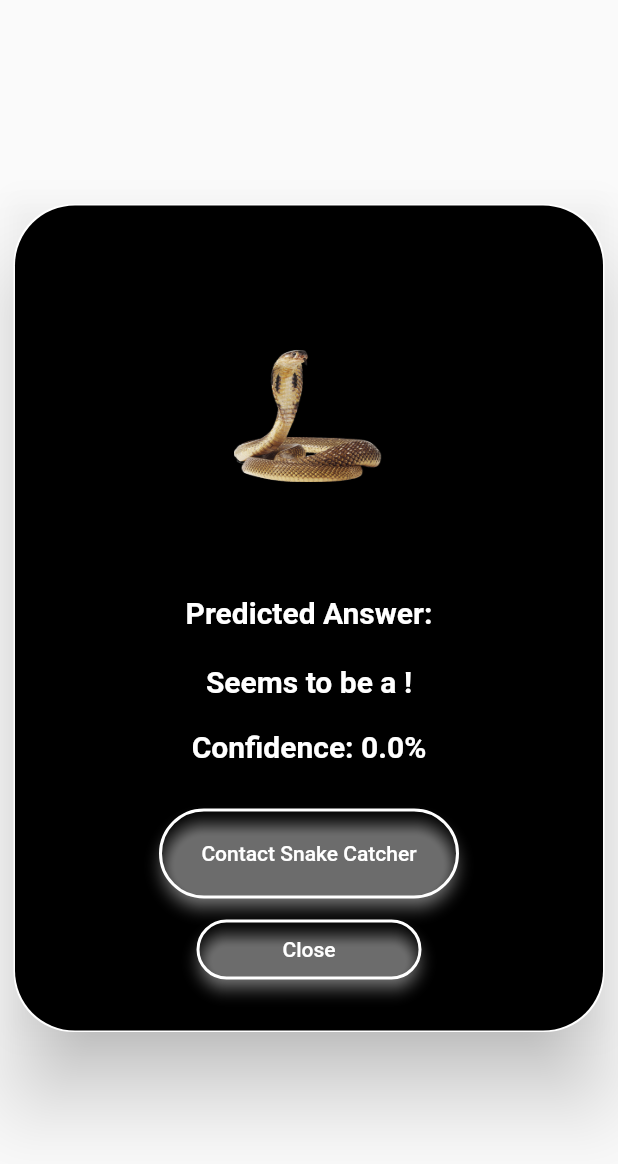
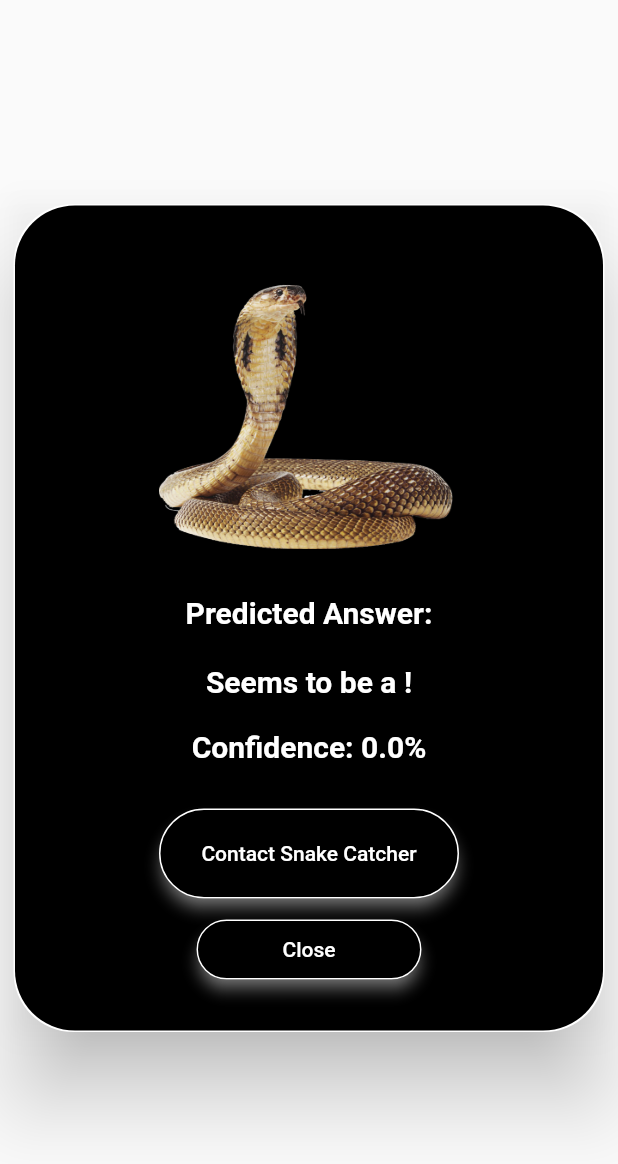
Before and after one commit to DushanthaOlinda/VenomVerseApp, a Flutter app: the ResultPopupV2 widget shown alone on an empty page, opened directly with empty values, on a phone screen of 412 x 824 dp. Shown: the top 1164 px of the screen. Run offline on Flutter 3.47's test engine with Material 2 defaults, Android fonts, the phone set to English and light mode, and no system bars; our stand-ins replace animated_bottom_navigation_bar, camera, firebase_core, firebase_storage, flutter_easyloading, flutter_login and 8 more; missing offline and left inert: app_bar_with_search_switch, comment_box, easy_pdf_viewer, flutter_credit_card_new, profile, stacked_notification_cards and 2 more; accounts and stored records are empty.

Commit message:
Commit09091000

```diff
--- a/lib/screens/image_scan/scan_screen.dart
+++ b/lib/screens/image_scan/scan_screen.dart
@@ -1,5 +1,6 @@
 import 'dart:io';
 
+import 'package:VenomVerse/screens/pages/catcher/result_popup_v2.dart';
 import 'package:animated_bottom_navigation_bar/animated_bottom_navigation_bar.dart';
 import 'package:camera/camera.dart';
 import 'package:flutter/foundation.dart';
@@ -235,12 +236,14 @@ class DisplayPictureScreen extends StatelessWidget {
     EasyLoading.show(status: 'loading...');
     var result = await Api.scanSnake(File(imagePath));
     EasyLoading.dismiss();
-    print(result);
+    if (kDebugMode) {
+      print(result);
+    }
     if (context.mounted) {
       showDialog(
         context: context,
         builder: (BuildContext context) {
-          return ResultPopup(
+          return ResultPopupV2(
               species: result['class'], confidence: result['confidence']);
         },
       );
--- a/lib/screens/pages/catcher/result_popup_v2.dart
+++ b/lib/screens/pages/catcher/result_popup_v2.dart
@@ -58,7 +58,7 @@ class _ResultPopupV2State extends State<ResultPopupV2> {
               mainAxisAlignment: MainAxisAlignment.start,
               crossAxisAlignment: CrossAxisAlignment.center,
               children: <Widget>[
-                Image.asset(image, width: 100, height: 200,),
+                Image.asset(image, width: 200, height: 200,),
                 const SizedBox(height: 20),
                 Text(
                   'Predicted Answer: \n\nSeems to be a ${widget.species}!',
@@ -89,8 +89,8 @@ class _ResultPopupV2State extends State<ResultPopupV2> {
 
                   },
                   style: ButtonStyle(
-                    backgroundColor: MaterialStateProperty.all(Colors.transparent),
-                    side: MaterialStateProperty.all(const BorderSide(color: Colors.white, width: 2)),
+                    backgroundColor: MaterialStateProperty.all(Colors.black),
+                    side: MaterialStateProperty.all(const BorderSide(color: Colors.white, width: 1)),
                     shadowColor: MaterialStateProperty.all(Colors.white),
                     elevation: MaterialStateProperty.all(4),
                     minimumSize: MaterialStateProperty.all(const Size(200, 60)), // Increased button size
@@ -106,8 +106,8 @@ class _ResultPopupV2State extends State<ResultPopupV2> {
                     Navigator.pop(context);
                   },
                   style: ButtonStyle(
-                    backgroundColor: MaterialStateProperty.all(Colors.transparent),
-                    side: MaterialStateProperty.all(const BorderSide(color: Colors.white, width: 2)),
+                    backgroundColor: MaterialStateProperty.all(Colors.black),
+                    side: MaterialStateProperty.all(const BorderSide(color: Colors.white, width: 1)),
                     shadowColor: MaterialStateProperty.all(Colors.white),
                     elevation: MaterialStateProperty.all(4),
                     minimumSize: MaterialStateProperty.all(const Size(150, 40)), // Smaller button size
```
